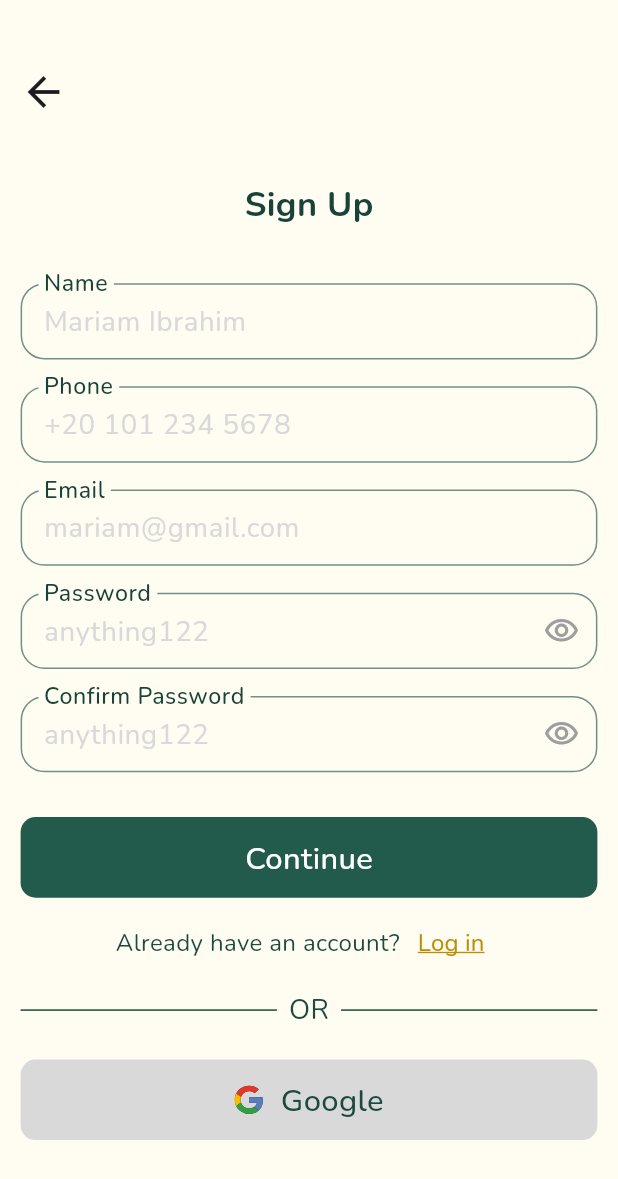
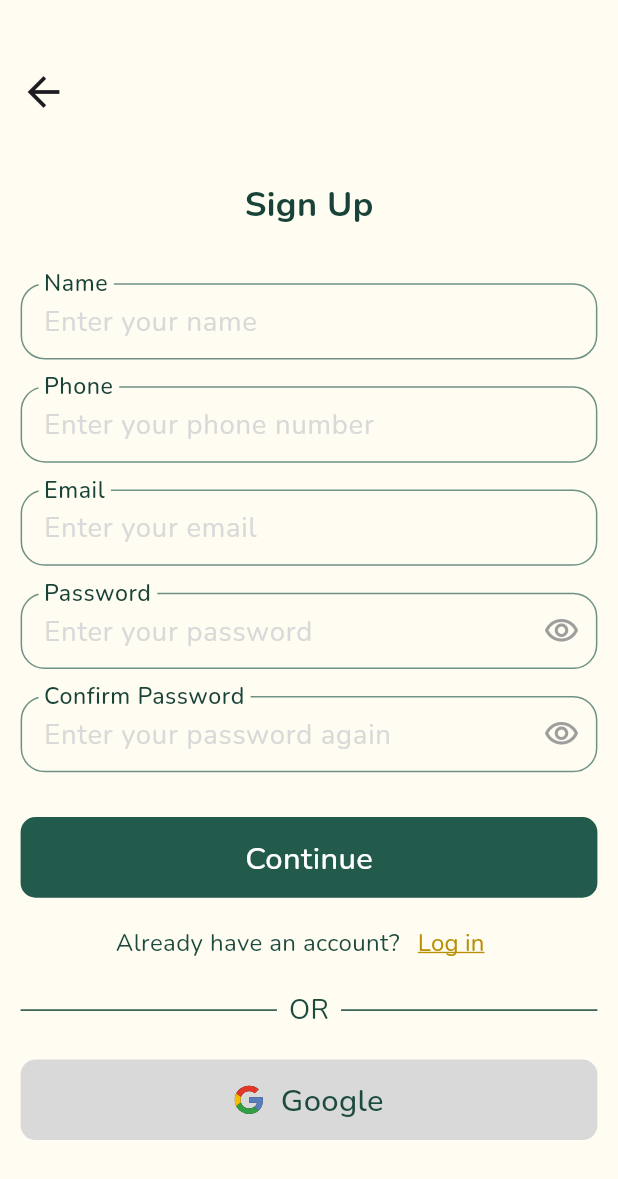
Before and after one commit to Mariamibrahim88/GraceCycle, a Flutter app: the SignupView screen opened by its route, on a phone screen of 412 x 824 dp. Shown: the top 1179 px of the screen. Run offline on Flutter 3.47's test engine with Material 3 defaults, Android fonts, the phone set to English and light mode, and no system bars; our stand-ins replace dartz, dio, firebase_auth, firebase_core, flutter_bloc, flutter_otp_text_field and 7 more; accounts and stored records are empty.

Commit message:
change hint text of text field

```diff
--- a/lib/features/Authentication/presentation/views/widgets/login_view_body.dart
+++ b/lib/features/Authentication/presentation/views/widgets/login_view_body.dart
@@ -53,7 +53,7 @@ class LoginViewBody extends StatelessWidget {
                   CustomTextFormField(
                     textcontroller: context.read<LoginCubit>().emailController,
                     labelText: 'Email',
-                    hintText: 'example@gmail.com',
+                    hintText: 'Enter your email',
                     obscureText: false,
                     validator: (value) {
                       if (value!.isEmpty) {
@@ -78,7 +78,7 @@ class LoginViewBody extends StatelessWidget {
                       return null;
                     },
                     labelText: 'Password',
-                    hintText: 'anything122',
+                    hintText: 'Enter your password',
                     obscureText: true,
                   ),
                   verticalSpace(5),
--- a/lib/features/Authentication/presentation/views/widgets/signup_view_body.dart
+++ b/lib/features/Authentication/presentation/views/widgets/signup_view_body.dart
@@ -39,7 +39,7 @@ class SignupViewBody extends StatelessWidget {
                     verticalSpace(30),
                     CustomTextFormField(
                       labelText: 'Name',
-                      hintText: 'Mariam Ibrahim',
+                      hintText: 'Enter your name',
                       validator: (value) {
                         if (value!.isEmpty) {
                           return 'Name is required';
@@ -56,7 +56,7 @@ class SignupViewBody extends StatelessWidget {
                     verticalSpace(15),
                     CustomTextFormField(
                       labelText: 'Phone',
-                      hintText: '+20 101 234 5678',
+                      hintText: 'Enter your phone number',
                       validator: (value) {
                         if (value!.isEmpty) {
                           return 'Phone number is required';
@@ -71,7 +71,7 @@ class SignupViewBody extends StatelessWidget {
                     verticalSpace(15),
                     CustomTextFormField(
                       labelText: 'Email',
-                      hintText: 'mariam@gmail.com',
+                      hintText: 'Enter your email',
                       textcontroller:
                           context.read<RegisterCubit>().emailController,
                       validator: (value) {
@@ -88,7 +88,7 @@ class SignupViewBody extends StatelessWidget {
                     verticalSpace(15),
                     CustomTextFormField(
                       labelText: 'Password',
-                      hintText: 'anything122',
+                      hintText: 'Enter your password',
                       textcontroller:
                           context.read<RegisterCubit>().passwordController,
                       validator: (value) {
@@ -105,7 +105,7 @@ class SignupViewBody extends StatelessWidget {
                     verticalSpace(15),
                     CustomTextFormField(
                       labelText: 'Confirm Password',
-                      hintText: 'anything122',
+                      hintText: 'Enter your password again',
                       validator: (value) {
                         if (value!.length < 6 || value.isEmpty) {
                           return 'Enter valid Password';
```
